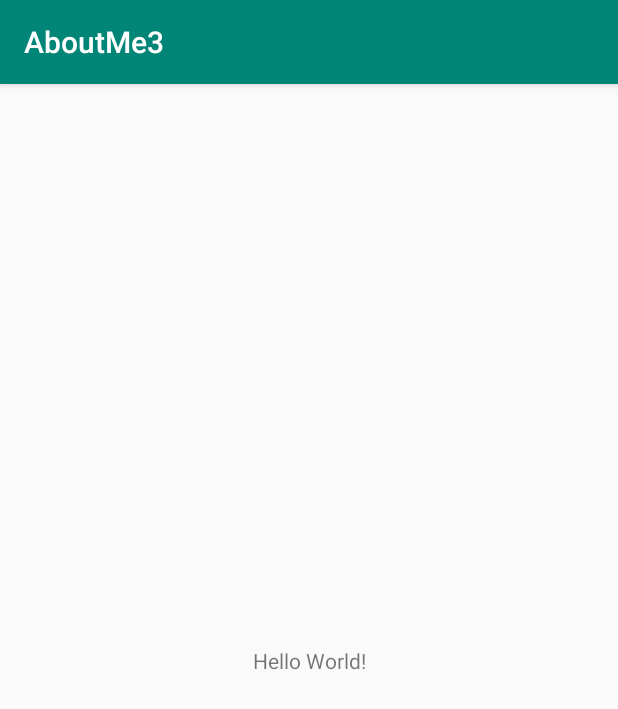
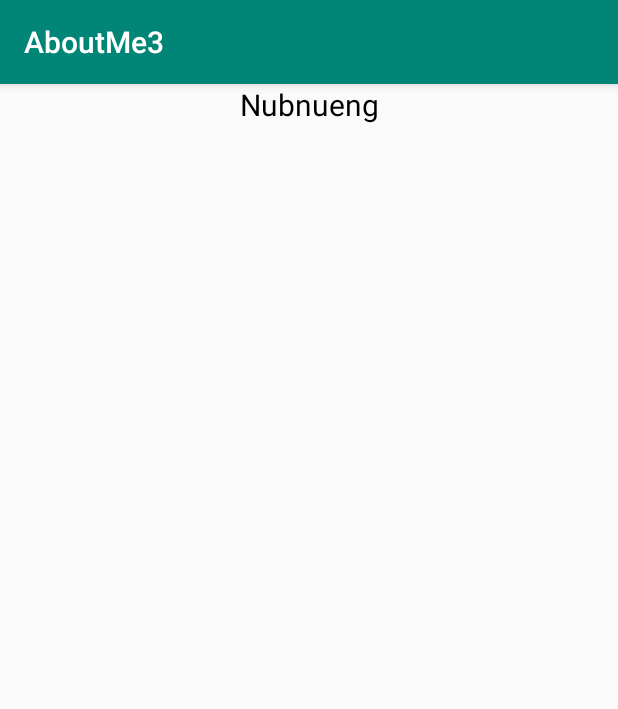
Before and after one commit to nubnuengSitthichok/AboutMe2.1, an Android app: the screen it shows after launch (MainActivity), on a phone screen of 412 x 824 dp. Shown: the top 709 px of the screen. Run offline under Robolectric (Android 15) with nearby library versions, the phone set to English and light mode, and no system bars.

Commit message:
Add Author

```diff
--- a/app/src/main/res/layout/activity_main.xml
+++ b/app/src/main/res/layout/activity_main.xml
@@ -1,19 +1,17 @@
 <?xml version="1.0" encoding="utf-8"?>
-<androidx.constraintlayout.widget.ConstraintLayout
+<LinearLayout
         xmlns:android="http://schemas.android.com/apk/res/android"
         xmlns:tools="http://schemas.android.com/tools"
         xmlns:app="http://schemas.android.com/apk/res-auto"
         android:layout_width="match_parent"
         android:layout_height="match_parent"
+        android:orientation="vertical"
         tools:context=".MainActivity">
 
     <TextView
-            android:layout_width="wrap_content"
-            android:layout_height="wrap_content"
-            android:text="Hello World!"
-            app:layout_constraintBottom_toBottomOf="parent"
-            app:layout_constraintLeft_toLeftOf="parent"
-            app:layout_constraintRight_toRightOf="parent"
-            app:layout_constraintTop_toTopOf="parent"/>
+            android:text="@string/name"
+            android:layout_width="match_parent"
+            android:layout_height="wrap_content" android:id="@+id/name_text" android:textSize="@dimen/text_size"
+            android:textColor="@android:color/black" android:textAlignment="center"/>
 
-</androidx.constraintlayout.widget.ConstraintLayout>
+</LinearLayout>
--- /dev/null
+++ b/app/src/main/res/values/dimens.xml
@@ -0,0 +1,4 @@
+<?xml version="1.0" encoding="utf-8"?>
+<resources>
+    <dimen name="text_size">20sp</dimen>
+</resources>
--- a/app/src/main/res/values/strings.xml
+++ b/app/src/main/res/values/strings.xml
@@ -1,3 +1,4 @@
 <resources>
     <string name="app_name">AboutMe3</string>
+    <string name="name">Nubnueng</string>
 </resources>
```
